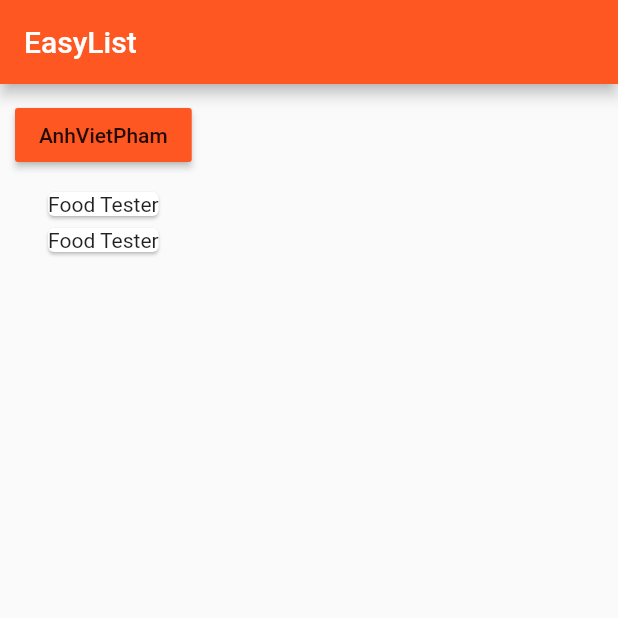
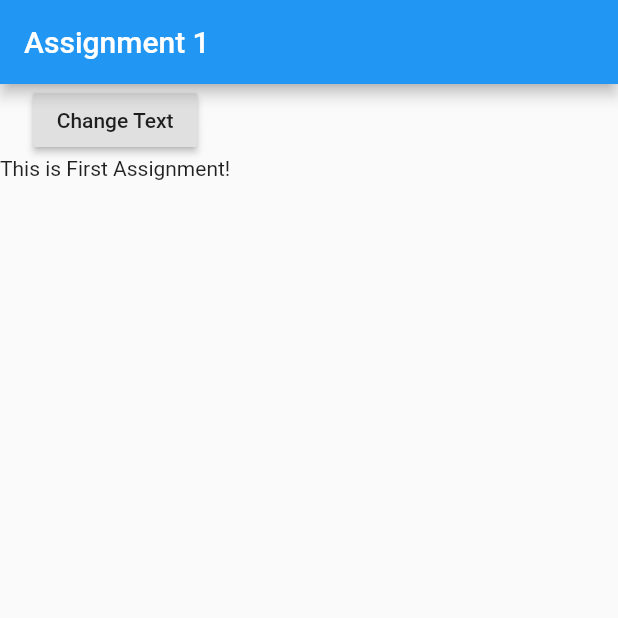
Before and after one commit to AnhVietPham/Learning_Flutter, a Flutter app: the screen it shows after launch, on a phone screen of 412 x 824 dp, the top half of it. Run offline on Flutter 3.47's test engine with Material 2 defaults, Android fonts, the phone set to English and light mode, and no system bars.

Commit message:
Done Assignment 1

```diff
--- /dev/null
+++ b/lib/assignment_1/assignment.dart
@@ -0,0 +1,16 @@
+import 'package:flutter/material.dart';
+import './text_control.dart';
+
+class Assignment extends StatelessWidget {
+  @override
+  Widget build(BuildContext context) {
+    return MaterialApp(
+      home: Scaffold(
+        appBar: AppBar(
+          title: Text('Assignment 1'),
+        ),
+        body: TextControl(),
+      ),
+    );
+  }
+}
--- /dev/null
+++ b/lib/assignment_1/text_control.dart
@@ -0,0 +1,28 @@
+import 'package:flutter/material.dart';
+import './text_output.dart';
+class TextControl extends StatefulWidget{
+  @override
+  State<StatefulWidget> createState() {
+    return _TextControl();
+  }
+}
+
+class _TextControl extends State<TextControl>{
+  String mainText = 'This is First Assignment!';
+  @override
+  Widget build(BuildContext context) {
+    return Column(
+      children: [
+        RaisedButton(
+          onPressed: () {
+            setState(() {
+              mainText = 'This changed';
+            });
+          },
+          child: Text('Change Text'),
+        ),
+        TextOutput(mainText)
+      ],
+    );
+  }
+}
--- /dev/null
+++ b/lib/assignment_1/text_output.dart
@@ -0,0 +1,12 @@
+import 'package:flutter/material.dart';
+
+class TextOutput extends StatelessWidget{
+  final String mainText;
+
+  TextOutput(this.mainText);
+
+  @override
+  Widget build(BuildContext context) {
+    return Text(mainText);
+  }
+}
--- a/lib/main.dart
+++ b/lib/main.dart
@@ -1,6 +1,7 @@
 import 'package:flutter/material.dart';
 import './product_manager.dart';
-void main() => runApp(MyApp());
+import 'assignment_1/assignment.dart';
+void main() => runApp(Assignment());
 
 class MyApp extends StatelessWidget {
   @override
```
